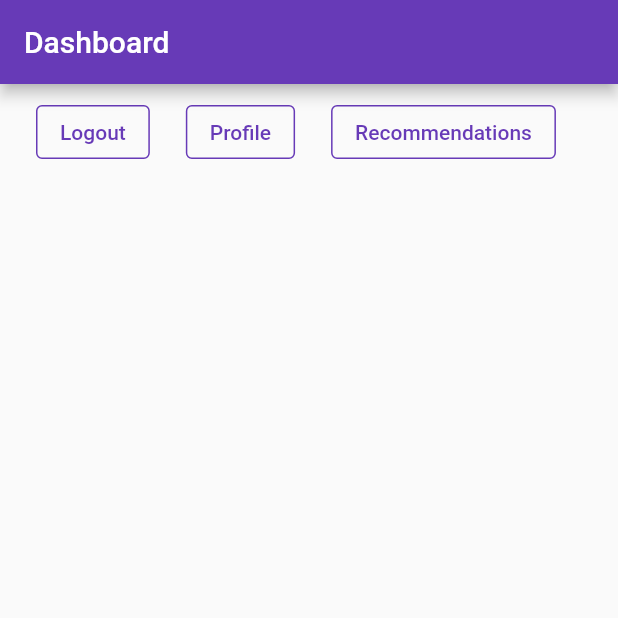
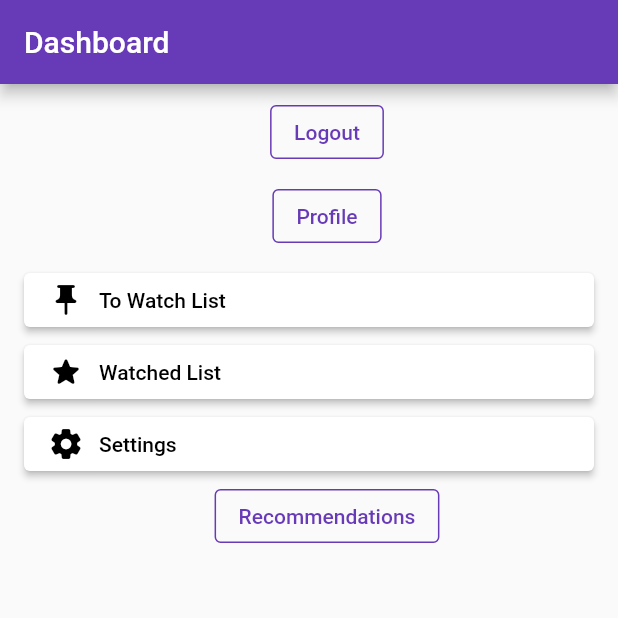
Before and after one commit to 17hogeju/film-track, a Flutter app: the screen it shows once a user with an empty profile is signed in, on a phone screen of 412 x 824 dp, the top half of it. Run offline on Flutter 3.47's test engine with Material 2 defaults, Android fonts, the phone set to English and light mode, and no system bars; our stand-ins replace cloud_firestore, firebase_auth, firebase_core, google_fonts; missing offline and left inert: firebase_ui_auth, multiselect; accounts and stored records are empty.

Commit message:
Add base screens to navigation and home screen

```diff
--- a/lib/main.dart
+++ b/lib/main.dart
@@ -1,6 +1,7 @@
 import 'dart:async';
 
 // import 'package:cloud_firestore/cloud_firestore.dart';
+
 import 'package:firebase_auth/firebase_auth.dart'
     hide EmailAuthProvider, PhoneAuthProvider;
 import 'package:firebase_core/firebase_core.dart';
@@ -14,6 +15,9 @@ import 'firebase_options.dart';
 import 'src/authentication.dart';
 import 'src/widgets.dart';
 import 'src/recommendations.dart';
+import 'src/to-watch-list.dart';
+import 'src/watched-list.dart';
+import 'src/settings.dart';
 
 void main() {
   WidgetsFlutterBinding.ensureInitialized();
@@ -124,6 +128,15 @@ class App extends StatelessWidget {
         '/recommendations': ((context) {
           return Recommendations();
         }),
+        '/to-watch-list': ((context) {
+          return const ToWatchList();
+        }),
+        '/watched-list': ((context) {
+          return const WatchedList();
+        }),
+        '/settings': ((context) {
+          return const Settings();
+        })
       },
       title: 'Dashboard',
       theme: ThemeData(
@@ -150,6 +163,7 @@ class HomePage extends StatelessWidget {
         title: const Text('Dashboard'),
       ),
       body: ListView(
+        padding: const EdgeInsets.fromLTRB(16, 0, 16, 0),
         children: <Widget>[
           const SizedBox(height: 8),
           Consumer<ApplicationState>(
--- a/lib/src/authentication.dart
+++ b/lib/src/authentication.dart
@@ -14,8 +14,8 @@ class AuthFunc extends StatelessWidget {
 
   @override
   Widget build(BuildContext context) {
-    return Row(
-      children: [
+    return Column(
+      children: [ // Before Login
         Padding(
           padding: const EdgeInsets.only(left: 24, bottom: 8),
           child: StyledButton(
@@ -27,7 +27,7 @@ class AuthFunc extends StatelessWidget {
               child:
                   !loggedIn ? const Text('Go To Login') : const Text('Logout')),
         ),
-        Visibility(
+        Visibility( // After logged in
             visible: loggedIn,
             child: Padding(
               padding: const EdgeInsets.only(left: 24, bottom: 8),
@@ -37,6 +37,39 @@ class AuthFunc extends StatelessWidget {
                   },
                   child: const Text('Profile')),
             )),
+        Visibility(
+          visible: loggedIn,
+          child: LongButtons(textColor: Colors.black,
+            backgroundColor: Colors.white,
+            text: "To Watch List",
+            icon: Icons.push_pin_rounded,
+            onPressed: () {
+              Navigator.of(context).pushNamed('/to-watch-list');
+            },
+          ),
+        ),
+        Visibility(
+          visible: loggedIn,
+          child: LongButtons(textColor: Colors.black,
+            backgroundColor: Colors.white,
+            text: "Watched List",
+            icon: Icons.star_rounded,
+            onPressed: () {
+              Navigator.of(context).pushNamed('/watched-list');
+            },
+          ),
+        ),
+        Visibility(
+          visible: loggedIn,
+          child: LongButtons(textColor: Colors.black,
+            backgroundColor: Colors.white,
+            text: "Settings",
+            icon: Icons.settings_rounded,
+            onPressed: () {
+              Navigator.of(context).pushNamed('/settings');
+            },
+          ),
+        ),
         Visibility(
             visible: loggedIn,
             child: Padding(
--- a/lib/src/widgets.dart
+++ b/lib/src/widgets.dart
@@ -114,3 +114,46 @@ class SubscriptionsDropDown extends StatelessWidget {
         ),
       );
 }
+
+// ignore: must_be_immutable
+class LongButtons extends StatelessWidget {
+  final Color textColor;
+  final Color backgroundColor;
+  final String text;
+  final IconData icon;
+  final void Function() onPressed;
+
+  const LongButtons({Key? key,
+    required this.textColor,
+    required this.backgroundColor,
+    required this.text,
+    required this.icon,
+    required this.onPressed}): super(key:key);
+
+
+  @override
+  Widget build(BuildContext context) {
+    return ElevatedButton(
+      onPressed: onPressed,
+      style: ElevatedButton.styleFrom(
+        backgroundColor: backgroundColor,
+      ),
+      child: Row(
+        mainAxisAlignment: MainAxisAlignment.start,
+        children: [
+          Icon(
+              icon,
+              color: textColor,
+          ),
+          const SizedBox(width: 10),
+          Text(
+            text,
+            style: TextStyle(
+              color: textColor,
+            ),
+          )
+        ]
+      ),
+    );
+  }
+}
```
Also changed, not shown: lib/src/settings.dart (added, +22 -0 lines), lib/src/to-watch-list.dart (added, +22 -0 lines), lib/src/watched-list.dart (added, +22 -0 lines), pubspec.lock (deleted), 1 other file.
